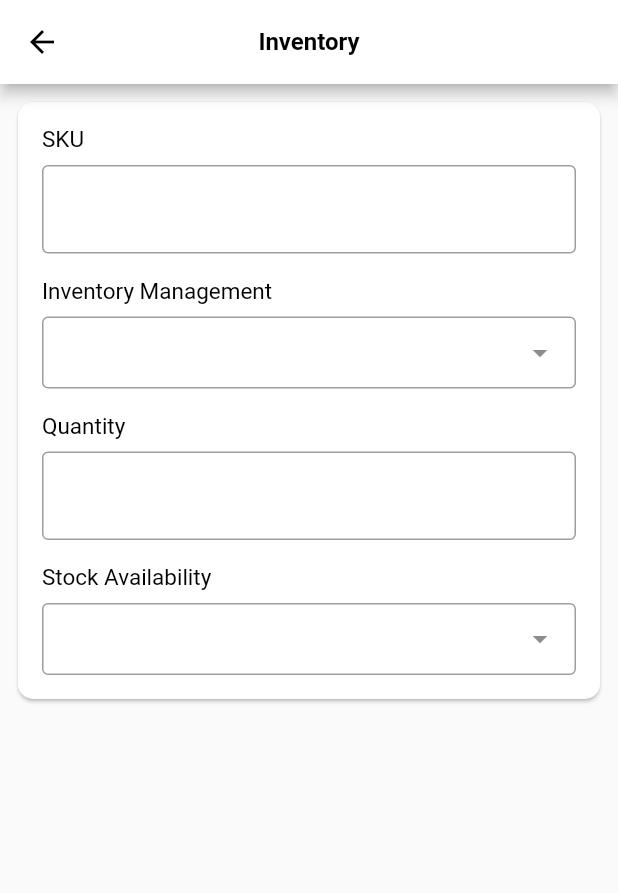
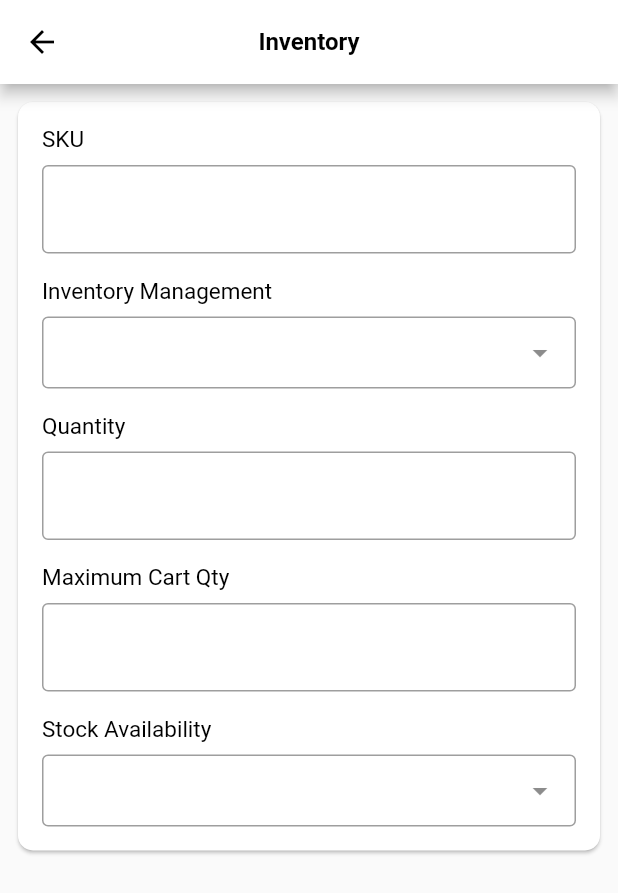
Before and after one commit to Kawcher123/biponiVendor, a Flutter app: the Inventory screen opened directly, on a phone screen of 412 x 824 dp. Shown: the top 893 px of the screen. Run offline on Flutter 3.47's test engine with Material 2 defaults, Android fonts, the light colour scheme and no system bars; drawn by our look-alikes of dropdown_search; our stand-ins replace cached_network_image, cloud_firestore, fancy_bottom_navigation, firebase_core, firebase_messaging, firebase_storage and 9 more; accounts and stored records are empty; network calls fail.

Commit message:
add products

```diff
--- a/lib/app/models/addProduct_model.dart
+++ b/lib/app/models/addProduct_model.dart
@@ -19,6 +19,8 @@ class AddProductModel {
   String? specialPriceType;
   String? specialPriceStart;
   String? specialPriceEnd;
+  String? defaultImage;
+  String? galleryImage;
   String? manageStock;
   String? qty;
   String? viewed;
@@ -58,6 +60,8 @@ class AddProductModel {
         this.specialPriceType,
         this.specialPriceStart,
         this.specialPriceEnd,
+        this.defaultImage,
+        this.galleryImage,
         this.manageStock,
         this.qty,
         this.viewed,
@@ -97,6 +101,8 @@ class AddProductModel {
     specialPriceType = json['special_price_type'];
     specialPriceStart = json['special_price_start'];
     specialPriceEnd = json['special_price_end'];
+    defaultImage = json['default_image'];
+    defaultImage = json['gallery_images'];
     manageStock = json['manage_stock'];
     qty = json['qty'];
     viewed = json['viewed'];
@@ -147,6 +153,8 @@ class AddProductModel {
     data['special_price_type'] = this.specialPriceType;
     data['special_price_start'] = this.specialPriceStart;
     data['special_price_end'] = this.specialPriceEnd;
+    data['default_image'] = this.defaultImage;
+    data['gallery_images'] = this.galleryImage;
     data['manage_stock'] = this.manageStock;
     data['qty'] = this.qty;
     data['viewed'] = this.viewed;
--- a/lib/app/modules/add_products/views/add_products_view.dart
+++ b/lib/app/modules/add_products/views/add_products_view.dart
@@ -50,7 +50,6 @@ class AddProductsView extends GetView<AddProductsController> {
                 child: Card(
                   shape: RoundedRectangleBorder(borderRadius: BorderRadius.circular(10)),
                   child: Container(
-
                     child: Padding(
                       padding: const EdgeInsets.all(8.0),
                       child: Column(
--- a/lib/app/modules/add_products/widget/inventory.dart
+++ b/lib/app/modules/add_products/widget/inventory.dart
@@ -129,6 +129,34 @@ class Inventory extends GetView<AddProductsController>{
                             crossAxisAlignment: CrossAxisAlignment.start,
                             children: [
                               Text(
+                                'Maximum Cart Qty',
+                                style: TextStyle(
+                                  fontSize: 15,
+                                  color: Colors.black,
+                                ),
+                              ),
+                              SizedBox(height: 8,),
+                              TextField(
+                                keyboardType: TextInputType.text,
+                                decoration: InputDecoration(
+                                  border: OutlineInputBorder(),
+                                ),
+                                onChanged: (input){
+                                  controller.productData.value.maxCartQty=input;
+                                },
+                              ),
+
+
+                            ],
+                          ),
+                        ),
+                        Padding(
+                          padding: const EdgeInsets.all(8.0),
+                          child: Column(
+                            mainAxisAlignment: MainAxisAlignment.spaceBetween,
+                            crossAxisAlignment: CrossAxisAlignment.start,
+                            children: [
+                              Text(
                                 'Stock Availability',
                                 style: TextStyle(
                                   fontSize: 15,
--- a/lib/app/modules/order_details/controllers/order_details_controller.dart
+++ b/lib/app/modules/order_details/controllers/order_details_controller.dart
@@ -25,7 +25,7 @@ class OrderDetailsController extends GetxController {
     {'status': 'Refunded', 'id': '7'},
   ];
 
-  final selectedStatusForProduct=''.obs;
+  final selectedStatusForProduct = ''.obs;
 
   @override
   void onInit() {
--- a/lib/common/ui.dart
+++ b/lib/common/ui.dart
@@ -8,9 +8,9 @@ import 'package:shimmer/shimmer.dart';
 import 'package:flutter_spinkit/flutter_spinkit.dart';
 
 class Ui {
-  static GetBar SuccessSnackBar({String title = 'Success', required String message}) {
+  static GetSnackBar SuccessSnackBar({String title = 'Success', required String message}) {
     Get.log("[$title] $message");
-    return GetBar(
+    return GetSnackBar(
       titleText: Text(title.tr, style: Get.textTheme.headline6!.merge(TextStyle(color: Colors.white))),
       messageText: Text(message, style: Get.textTheme.caption!.merge(TextStyle(color: Colors.white))),
       snackPosition: SnackPosition.BOTTOM,
```
Also changed, not shown: lib/app/modules/add_products/controllers/add_products_controller.dart (+22 -8 lines), lib/app/modules/add_products/widget/general.dart (+26 -27 lines), lib/app/providers/api_manager.dart (+56 -58 lines), lib/app/repositories/addproduct_repository.dart (+30 -26 lines).
